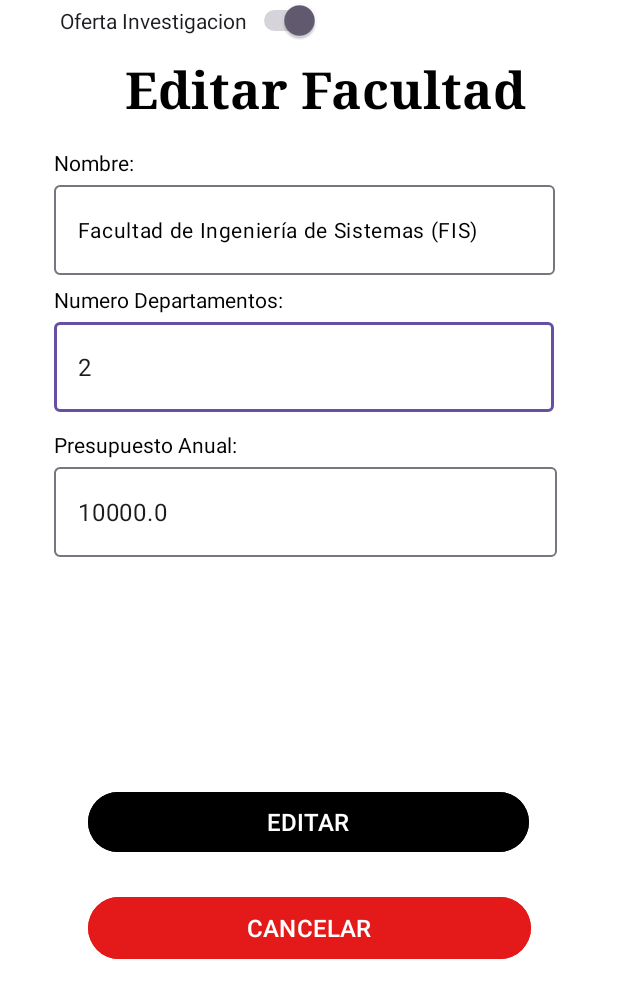
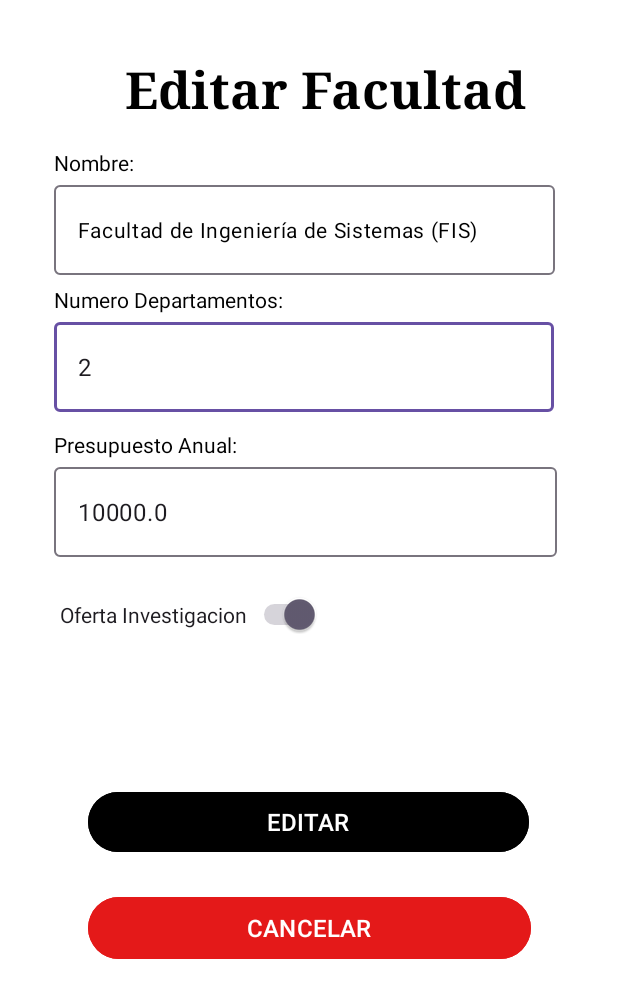
Before and after one commit to EPN-2023B-Moviles-GR1CCA/2023B-mov-gr1cca-herrera-paz-cristopher-josue, an Android app: the EditarFacultad screen opened directly, with no data from a screen before it, on a phone screen of 412 x 824 dp. Shown: the top 998 px of the screen. Run offline under Robolectric (Android 15) with nearby library versions, the phone set to English and light mode, and no system bars.

Commit message:
fix: fix crud errors

```diff
--- a/Examen01/app/src/main/java/com/example/examen_ib/EditarFacultad.kt
+++ b/Examen01/app/src/main/java/com/example/examen_ib/EditarFacultad.kt
@@ -13,22 +13,25 @@ class EditarFacultad : AppCompatActivity() {
 
     override fun onCreate(savedInstanceState: Bundle?) {
         super.onCreate(savedInstanceState)
+        Log.i("ciclo-vida", "onCreate")
         setContentView(R.layout.activity_editar_facultad)
     }
+
     @SuppressLint("UseSwitchCompatOrMaterialCode")
     override fun onStart() {
         Log.i("ciclo-vida", "onStart")
         super.onStart()
+
         universidadPos = intent.getIntExtra("posicion-Universidad-Editar", 1)
-        val editNombreFacultad = findViewById<TextInputEditText>(R.id.txt_nombreMascota_editar)
-        val editNumeroDepartamentos = findViewById<TextInputEditText>(R.id.txt_numeroDepartamentos_editar)
-        val editPresupuestoAnual = findViewById<TextInputEditText>(R.id.txt_presupuestoAnual_editar)
-        val editOfertaInvestigacion = findViewById<Switch>(R.id.ofertaInvestigacion_editar)
+
+        var editNombreFacultad = findViewById<TextInputEditText>(R.id.txt_nombreMascota_editar)
+        var editNumeroDepartamentos = findViewById<TextInputEditText>(R.id.txt_numeroDepartamentos_editar)
+        var editPresupuestoAnual = findViewById<TextInputEditText>(R.id.txt_presupuestoAnual_editar)
+        var editOfertaInvestigacion = findViewById<Switch>(R.id.ofertaInvestigacion_editar)
         var idFacultad = intent.getIntExtra("Facultad", 1)
 
         UBDD.TablaUniversidad!!.listarFacultades().forEachIndexed { indice: Int, facultad: Facultad ->
             if (facultad.idFacultad == idFacultad) {
-                // Llenar los campos
                 editNombreFacultad.setText(facultad.nombreFacultad)
                 editNumeroDepartamentos.setText(facultad.numeroDepartamentos.toString())
                 editPresupuestoAnual.setText(facultad.presupuestoAnual.toString())
--- a/Examen01/app/src/main/res/layout/activity_crear_facultad.xml
+++ b/Examen01/app/src/main/res/layout/activity_crear_facultad.xml
@@ -149,8 +149,9 @@
         android:layout_width="wrap_content"
         android:layout_height="wrap_content"
         android:layout_marginStart="40dp"
+        android:layout_marginTop="8dp"
         android:text="Oferta Investigación:"
         app:layout_constraintStart_toStartOf="parent"
-        tools:layout_editor_absoluteY="405dp" />
+        app:layout_constraintTop_toBottomOf="@+id/textInputLayout4" />
 
 </androidx.constraintlayout.widget.ConstraintLayout>
--- a/Examen01/app/src/main/res/layout/activity_crear_universidad.xml
+++ b/Examen01/app/src/main/res/layout/activity_crear_universidad.xml
@@ -169,8 +169,9 @@
         android:layout_width="wrap_content"
         android:layout_height="wrap_content"
         android:layout_marginStart="40dp"
+        android:layout_marginTop="16dp"
         android:text="Programa de Postgrado:"
         app:layout_constraintStart_toStartOf="parent"
-        tools:layout_editor_absoluteY="511dp" />
+        app:layout_constraintTop_toBottomOf="@+id/textInputLayout3" />
 
 </androidx.constraintlayout.widget.ConstraintLayout>
--- a/Examen01/app/src/main/res/layout/activity_editar_facultad.xml
+++ b/Examen01/app/src/main/res/layout/activity_editar_facultad.xml
@@ -156,8 +156,9 @@
         android:layout_width="wrap_content"
         android:layout_height="wrap_content"
         android:layout_marginStart="40dp"
+        android:layout_marginTop="16dp"
         android:text="Oferta Investigacion"
         app:layout_constraintStart_toStartOf="parent"
-        tools:layout_editor_absoluteY="396dp" />
+        app:layout_constraintTop_toBottomOf="@+id/textInputLayout4" />
 
 </androidx.constraintlayout.widget.ConstraintLayout>
--- a/Examen01/app/src/main/res/layout/activity_editar_universidad.xml
+++ b/Examen01/app/src/main/res/layout/activity_editar_universidad.xml
@@ -171,9 +171,10 @@
         android:layout_width="wrap_content"
         android:layout_height="wrap_content"
         android:layout_marginStart="40dp"
+        android:layout_marginTop="16dp"
         android:checked="false"
         android:text="Programa de Postgrado:"
         app:layout_constraintStart_toStartOf="parent"
-        tools:layout_editor_absoluteY="498dp" />
+        app:layout_constraintTop_toBottomOf="@+id/textInputLayout3" />
 
 </androidx.constraintlayout.widget.ConstraintLayout>
```
Also changed, not shown: Examen01/app/src/main/java/com/example/examen_ib/CrearFacultad.kt (+19 -21 lines), Examen01/app/src/main/java/com/example/examen_ib/ESqliteHelperUniversidadFacultad.kt (+6 -6 lines), Examen01/app/src/main/java/com/example/examen_ib/EditarU.kt (+6 -7 lines), Examen01/app/src/main/java/com/example/examen_ib/Registers.kt (+7 -2 lines).
